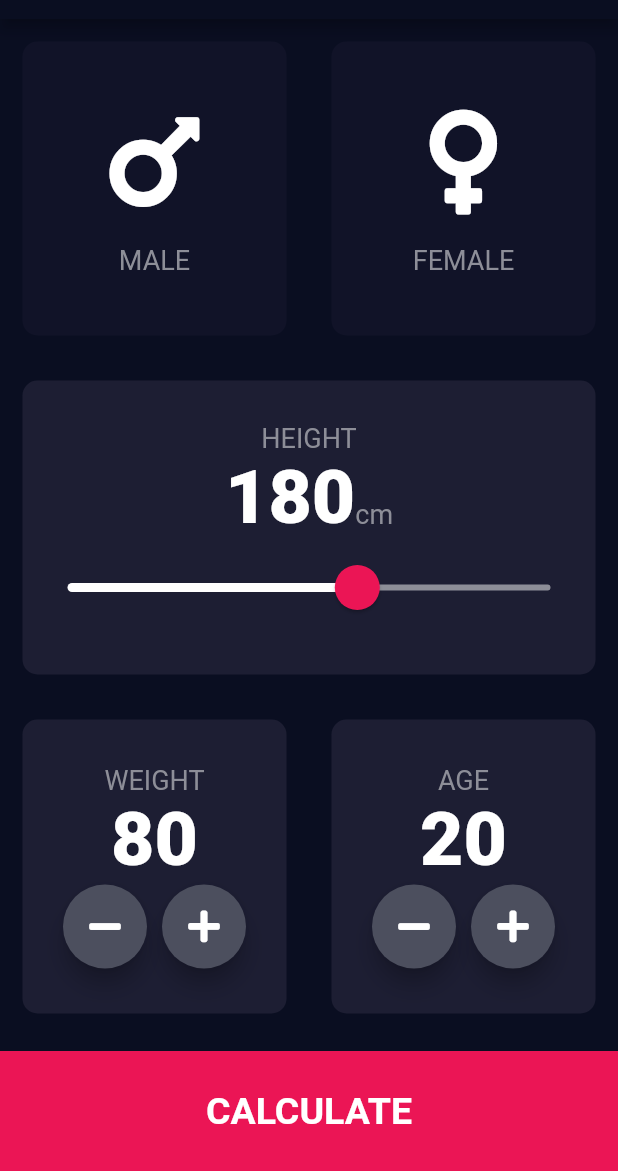
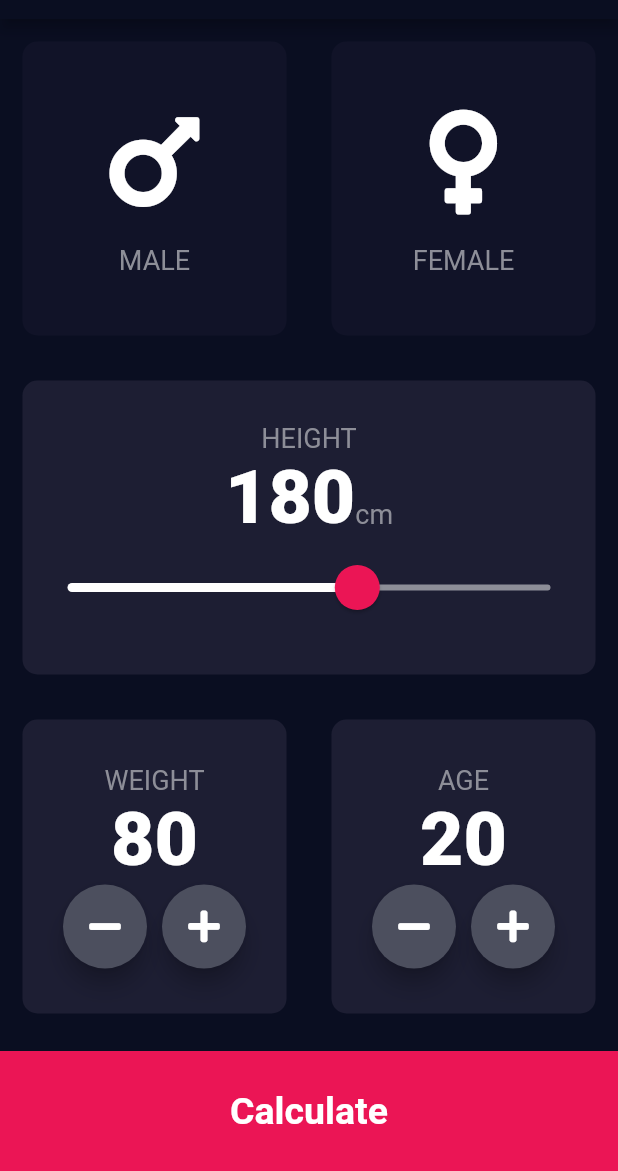
Before and after one commit to brewmeakay/bmi_flut, a Flutter app: the screen it shows after launch, on a phone screen of 412 x 824 dp, the part 65-1236 px from its top. Run offline on Flutter 3.47's test engine with Material 2 defaults, Android fonts, the light colour scheme and no system bars; our stand-ins replace font_awesome_flutter.

Commit message:
finished coding

```diff
--- a/lib/input_page.dart
+++ b/lib/input_page.dart
@@ -4,6 +4,8 @@ import 'widgets/reusable_card.dart';
 import 'constants.dart';
 import 'widgets/round_icon_button.dart';
 import 'results_page.dart';
+import 'widgets/big_bottom_button.dart';
+import 'calculator_brain.dart';
 
 import 'package:font_awesome_flutter/font_awesome_flutter.dart';
 
@@ -213,22 +215,24 @@ class _InputPageState extends State<InputPage> {
           ),
           GestureDetector(
             onTap: () {
+              CalculatorBrain calc =
+                  CalculatorBrain(height: height, weight: weight);
+
               Navigator.push(
                 context,
                 MaterialPageRoute(
                   builder: (context) {
-                    return const ResultsPage();
+                    return ResultsPage(
+                      bmiResults: calc.calculateBMI(),
+                      interpretation: calc.getInterpretation(),
+                      resultsText: calc.getResult(),
+                    );
                   },
                 ),
               );
             },
-            child: Container(
-              child: const Center(
-                  child: Text('CALCULATE', style: kLargeButtonTextStyle)),
-              width: double.infinity,
-              color: kBottomContainerColor,
-              margin: const EdgeInsets.only(top: 10.0),
-              height: kBottomContainerHeight,
+            child: const BottomBigButton(
+              label: 'Calculate',
             ),
           )
         ],
--- /dev/null
+++ b/lib/widgets/big_bottom_button.dart
@@ -0,0 +1,24 @@
+import 'package:flutter/material.dart';
+import 'package:bmi_flut/constants.dart';
+
+class BottomBigButton extends StatelessWidget {
+  const BottomBigButton({Key? key, required this.label}) : super(key: key);
+
+  final String label;
+
+  @override
+  Widget build(BuildContext context) {
+    return Container(
+      child: Center(
+        child: Text(
+          label,
+          style: kLargeButtonTextStyle,
+        ),
+      ),
+      width: double.infinity,
+      color: kBottomContainerColor,
+      margin: const EdgeInsets.only(top: 10.0),
+      height: kBottomContainerHeight,
+    );
+  }
+}
--- a/lib/widgets/round_icon_button.dart
+++ b/lib/widgets/round_icon_button.dart
@@ -15,7 +15,7 @@ class RoundIconButton extends StatelessWidget {
       shape: const CircleBorder(),
       elevation: 6.0,
       fillColor: const Color(0xff4c4f5e),
-      constraints: BoxConstraints.tightFor(
+      constraints: const BoxConstraints.tightFor(
         width: 56,
         height: 56,
       ),
```
Also changed, not shown: lib/calculator_brain.dart (added, +35 -0 lines), lib/constants.dart (+17 -0 lines), lib/results_page.dart (+66 -8 lines).
